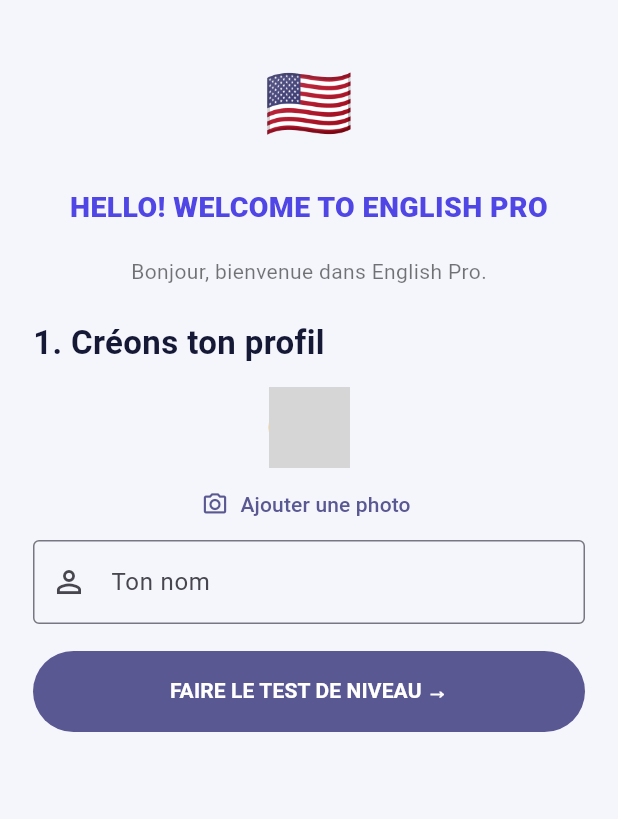
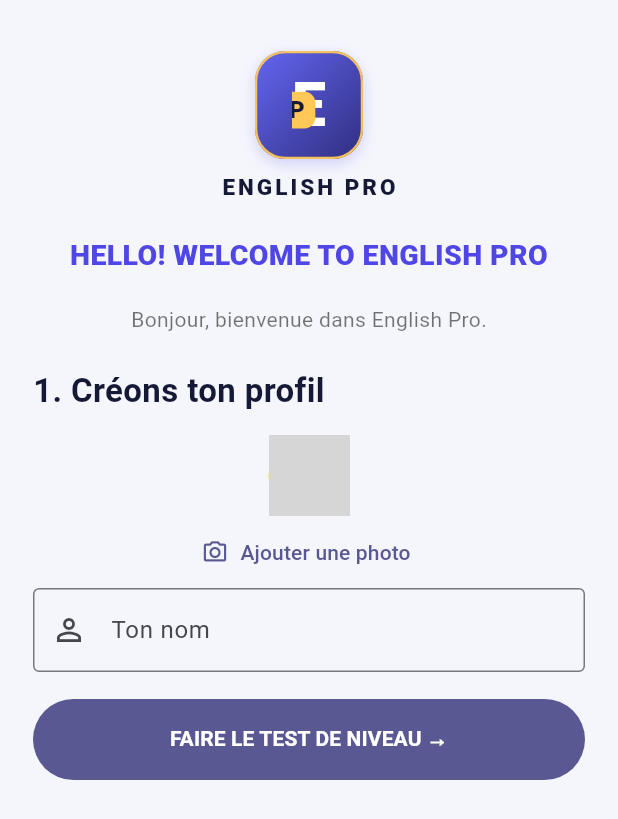
Before and after one commit to jmarchand282-dot/English-pro, a Flutter app: the OnboardingPage screen opened directly with empty values, on a phone screen of 412 x 824 dp. Shown: the top 819 px of the screen. Run offline on Flutter 3.47's test engine with Material 3 defaults, Android fonts, the phone set to English and light mode, and no system bars; our stand-ins replace flutter_local_notifications, flutter_timezone, flutter_tts, image_picker, shared_preferences, speech_to_text and 1 more; accounts and stored records are empty; grey boxes are pictures that could not be loaded.

Commit message:
Use English Pro brand mark on welcome and placement screen

```diff
--- a/lib/main.dart
+++ b/lib/main.dart
@@ -185,7 +185,9 @@ class _OnboardingPageState extends State<OnboardingPage>{
   return Scaffold(
    body:SafeArea(child:ListView(padding:const EdgeInsets.all(22),children:[
     const SizedBox(height:12),
-    const Center(child:Text('🇺🇸',style:TextStyle(fontSize:48))),
+    const Center(child:EnglishProBrandMark(size:72)),
+    const SizedBox(height:8),
+    const Center(child:Text('ENGLISH PRO',style:TextStyle(color:navy,fontSize:15,fontWeight:FontWeight.w900,letterSpacing:2))),
     const SizedBox(height:8),
     Center(child:SizedBox(height:54,child:AnimatedSwitcher(duration:const Duration(milliseconds:450),transitionBuilder:(child,animation)=>FadeTransition(opacity:animation,child:SlideTransition(position:Tween<Offset>(begin:const Offset(0,.15),end:Offset.zero).animate(animation),child:child)),child:Text(_welcomePhrases[welcomePhrase],key:ValueKey(welcomePhrase),textAlign:TextAlign.center,style:const TextStyle(color:blue,fontSize:19,fontWeight:FontWeight.w900))))),
     const SizedBox(height:6),
```
